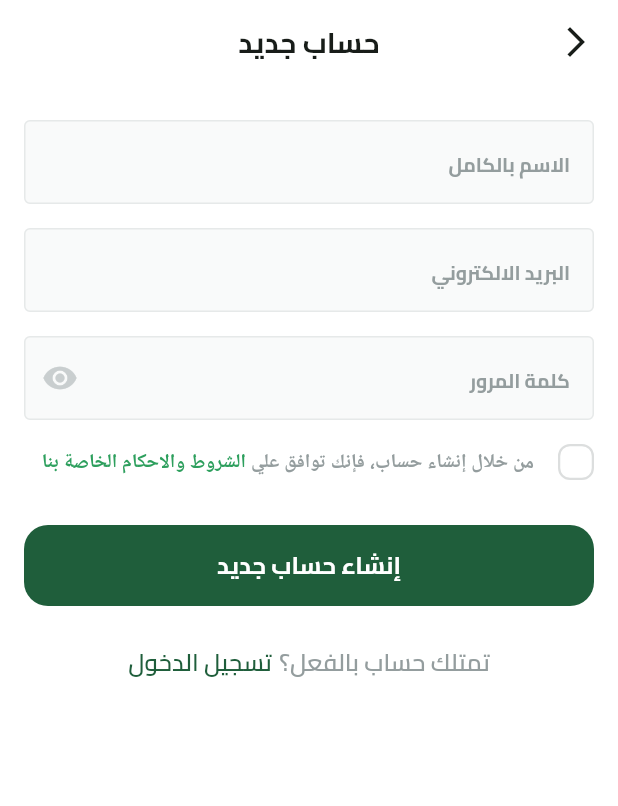
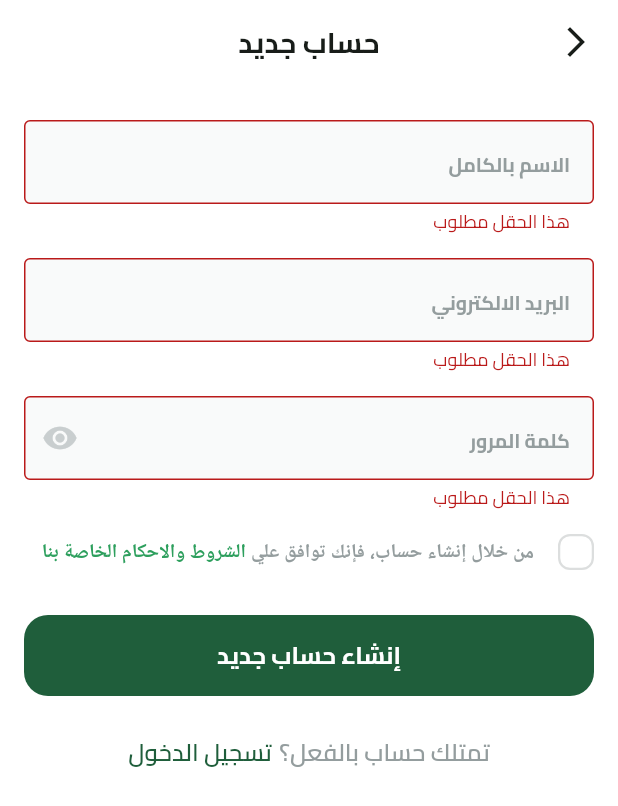
Before and after one commit to hmagdyadel/Fruits-Hub, a Flutter app: the SignupView screen opened by its route, after a tap on "إنشاء حساب جديد", on a phone screen of 412 x 824 dp. Shown: the top 806 px of the screen. Run offline on Flutter 3.47's test engine with Material 3 defaults, Android fonts, the phone set to English and light mode, and no system bars; drawn by our look-alikes of modal_progress_hud_nsn; our stand-ins replace bloc, dartz, dots_indicator, firebase_auth, firebase_core, flutter_bloc and 2 more; missing offline and left inert: svg_flutter; accounts and stored records are empty.

Commit message:
implement cubit with view

```diff
--- a/lib/core/services/firebase_auth_service.dart
+++ b/lib/core/services/firebase_auth_service.dart
@@ -12,18 +12,18 @@ class FirebaseAuthService {
           .createUserWithEmailAndPassword(email: email, password: password);
       return userCredential.user!;
     } on FirebaseAuthException catch (e) {
-      if (e.code == 'weak-password') {
+      if (e.code == 'الكلمة المرور ضعيفة') {
         throw CustomException(message: 'The password provided is too weak.');
       } else if (e.code == 'email-already-in-use') {
         throw CustomException(
             message: 'The account already exists for that email.');
       } else {
         throw CustomException(
-            message: 'An error occurred, please try again later.');
+            message: 'لقد حدث خطأ غير متوقع. الرجاء المحاولة لاحقاً.');
       }
     } catch (e) {
       throw CustomException(
-          message: 'An error occurred while creating the user.');
+          message: 'لقد حدث خطأ غير متوقع. الرجاء المحاولة لاحقاً.');
     }
   }
 }
--- a/lib/core/widgets/custom_text_field.dart
+++ b/lib/core/widgets/custom_text_field.dart
@@ -5,16 +5,26 @@ class CustomTextFormField extends StatelessWidget {
   final String hintText;
   final TextInputType keyboardType;
   final Widget? suffixIcon;
+  final void Function(String?)? onSaved;
 
-  const CustomTextFormField(
-      {super.key,
-      required this.hintText,
-      required this.keyboardType,
-       this.suffixIcon});
+  const CustomTextFormField({
+    super.key,
+    required this.hintText,
+    required this.keyboardType,
+    this.suffixIcon,
+    this.onSaved,
+  });
 
   @override
   Widget build(BuildContext context) {
     return TextFormField(
+      onSaved: onSaved,
+      validator: (value) {
+        if (value == null || value.isEmpty) {
+          return 'هذا الحقل مطلوب';
+        }
+        return null;
+      },
       keyboardType: keyboardType,
       decoration: InputDecoration(
           suffixIcon: suffixIcon,
--- a/lib/features/auth/data/repos/auth_repo_impl.dart
+++ b/lib/features/auth/data/repos/auth_repo_impl.dart
@@ -22,8 +22,8 @@ class AuthRepoImpl extends AuthRepo {
     } on CustomException catch (e) {
       return left(ServerFailure(message: e.toString()));
     } catch (e) {
-      return left(
-          ServerFailure(message: 'An error occurred while creating the user'));
+      return left(ServerFailure(
+          message: 'لقد حدث خطأ غير متوقع. الرجاء المحاولة لاحقاً'));
     }
   }
 }
--- a/lib/features/auth/presentation/signup_cubit/signup_cubit.dart
+++ b/lib/features/auth/presentation/signup_cubit/signup_cubit.dart
@@ -1,6 +1,6 @@
-import 'package:fruits/features/auth/domain/repos/auth_repo.dart';
 import 'package:bloc/bloc.dart';
 
+import '../../domain/repos/auth_repo.dart';
 import 'signup_state.dart';
 
 class SignupCubit extends Cubit<SignupState> {
--- a/lib/features/auth/presentation/views/signup_view.dart
+++ b/lib/features/auth/presentation/views/signup_view.dart
@@ -1,18 +1,58 @@
 import 'package:flutter/material.dart';
+import 'package:flutter_bloc/flutter_bloc.dart';
+import 'package:modal_progress_hud_nsn/modal_progress_hud_nsn.dart';
 
+import '../../../../core/services/get_it_service.dart';
 import '../../../../core/widgets/custom_appbar.dart';
+import '../../domain/repos/auth_repo.dart';
+import '../signup_cubit/signup_cubit.dart';
+import '../signup_cubit/signup_state.dart';
+import 'login_view.dart';
 import 'widgets/signup_view_body.dart';
-
 
 class SignupView extends StatelessWidget {
   static const String routeName = 'signup';
+
   const SignupView({super.key});
 
   @override
   Widget build(BuildContext context) {
-    return Scaffold(
-      appBar: buildAppBar(context, title: 'حساب جديد'),
-      body: const SignupViewBody(),
+    return BlocProvider(
+      create: (context) => SignupCubit(
+        authRepo: getIt<AuthRepo>(),
+      ),
+      child: Scaffold(
+        appBar: buildAppBar(context, title: 'حساب جديد'),
+        body: const SignupViewBlocConsumer(),
+      ),
     );
   }
 }
+
+class SignupViewBlocConsumer extends StatelessWidget {
+  const SignupViewBlocConsumer({super.key});
+
+  @override
+  Widget build(BuildContext context) {
+    return BlocConsumer<SignupCubit, SignupState>(builder: (context, state) {
+      return ModalProgressHUD(
+          inAsyncCall: state is SignupLoading ? true : false,
+          child: const SignupViewBody());
+    }, listener: (context, state) {
+      if (state is SignupSuccess) {
+        Navigator.pushNamedAndRemoveUntil(
+            context, LoginView.routeName, (route) => false);
+      } else if (state is SignupFailure) {
+        ScaffoldMessenger.of(context).showSnackBar(SnackBar(
+          content: Row(
+            children: [
+              const Icon(Icons.add_alert_outlined,color: Colors.white,),
+              const SizedBox(width: 10),
+              Text(state.message),
+            ],
+          ),
+        ));
+      }
+    });
+  }
+}
--- a/lib/features/auth/presentation/views/widgets/signup_view_body.dart
+++ b/lib/features/auth/presentation/views/widgets/signup_view_body.dart
@@ -1,33 +1,57 @@
 import 'package:flutter/material.dart';
+import 'package:flutter_bloc/flutter_bloc.dart';
 import 'package:fruits/core/const/constants.dart';
 import 'package:fruits/core/widgets/custom_text_field.dart';
+import 'package:fruits/features/auth/presentation/signup_cubit/signup_cubit.dart';
 
 import '../../../../../core/widgets/custom_button.dart';
 import '../../../../../core/widgets/have_account.dart';
 import 'terms_and_conditions.dart';
 
-class SignupViewBody extends StatelessWidget {
+class SignupViewBody extends StatefulWidget {
   const SignupViewBody({super.key});
+
+  @override
+  State<SignupViewBody> createState() => _SignupViewBodyState();
+}
+
+class _SignupViewBodyState extends State<SignupViewBody> {
+  final GlobalKey<FormState> formKey = GlobalKey<FormState>();
+  AutovalidateMode autoValidateMode = AutovalidateMode.disabled;
+  late String email, password, name;
 
   @override
   Widget build(BuildContext context) {
     return SingleChildScrollView(
       child: Padding(
         padding: const EdgeInsets.symmetric(horizontal: horizontalPadding),
+        child: Form(
+          key: formKey,
+          autovalidateMode: autoValidateMode,
           child: Column(
             children: [
               const SizedBox(height: 24),
-            const CustomTextFormField(
-                hintText: 'الاسم بالكامل', keyboardType: TextInputType.name),
+              CustomTextFormField(
+                  onSaved: (value) {
+                    name = value!;
+                  },
+                  hintText: 'الاسم بالكامل',
+                  keyboardType: TextInputType.name),
               const SizedBox(height: 16),
-            const CustomTextFormField(
+              CustomTextFormField(
+                  onSaved: (value) {
+                    email = value!;
+                  },
                   hintText: 'البريد الالكتروني',
                   keyboardType: TextInputType.emailAddress),
               const SizedBox(height: 16),
-            const CustomTextFormField(
+              CustomTextFormField(
+                onSaved: (value) {
+                  password = value!;
+                },
                 hintText: 'كلمة المرور',
                 keyboardType: TextInputType.visiblePassword,
-              suffixIcon: Icon(
+                suffixIcon: const Icon(
                   Icons.visibility,
                   color: Color(0xFFC9CECF),
                 ),
@@ -36,7 +60,18 @@ class SignupViewBody extends StatelessWidget {
               const TermsAndConditions(),
               const SizedBox(height: 30),
               CustomButton(
-              onPressed: () {},
+                onPressed: () {
+                  if (formKey.currentState!.validate()) {
+                    formKey.currentState!.save();
+                    context
+                        .read<SignupCubit>()
+                        .createUserWithEmailAndPassword(email, password, name);
+                  } else {
+                    setState(() {
+                      autoValidateMode = AutovalidateMode.always;
+                    });
+                  }
+                },
                 text: 'إنشاء حساب جديد',
               ),
               const SizedBox(height: 26),
@@ -45,6 +80,7 @@ class SignupViewBody extends StatelessWidget {
             ],
           ),
         ),
+      ),
     );
   }
 }
--- a/lib/main.dart
+++ b/lib/main.dart
@@ -4,6 +4,7 @@ import 'package:flutter_localizations/flutter_localizations.dart';
 import 'package:fruits/core/utils/app_color.dart';
 
 import 'core/helpers/on_generate_routes.dart';
+import 'core/services/get_it_service.dart';
 import 'core/services/shared_preferences_singleton.dart';
 import 'features/splash/presentations/views/splash_view.dart';
 import 'firebase_options.dart';
@@ -15,6 +16,7 @@ void main() async {
     options: DefaultFirebaseOptions.currentPlatform,
   );
   await Prefs.init();
+  setUpGetIt();
   runApp(const FruitHub());
 }
 
--- a/pubspec.yaml
+++ b/pubspec.yaml
@@ -2,7 +2,7 @@ name: fruits
 description: "E Commerce App"
 publish_to: 'none'
 
-version: 1.0.0+45
+version: 1.0.0+51
 
 environment:
   sdk: ^3.5.2
```
Also changed, not shown: lib/core/services/get_it_service.dart (added, +14 -0 lines). Lines whose indentation alone changed are shown as unchanged.
